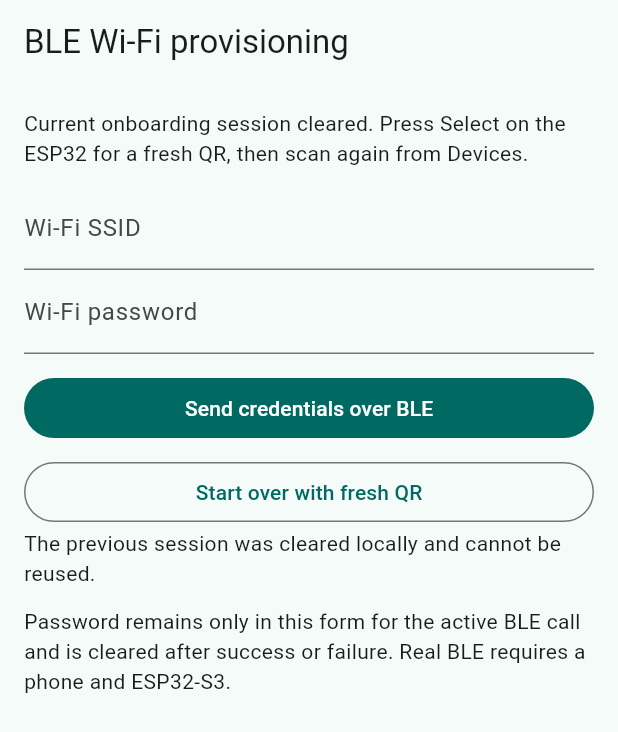
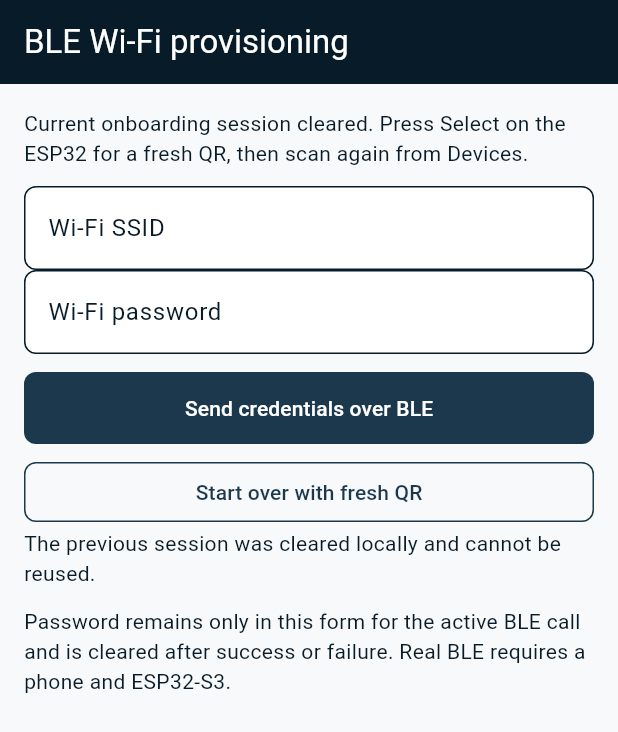
Before and after one commit to AlgaGuard/algaguard-mobile-app, a Flutter app: the BleProvisioningScreen screen opened directly with empty values, after a tap on "Send credentials over BLE", after a tap on "Start over with fresh QR", on a phone screen of 412 x 824 dp. Shown: the top 732 px of the screen. Run offline on Flutter 3.47's test engine with Material 3 defaults, Android fonts, the phone set to English and light mode, and no system bars; our stand-ins replace dio, firebase_core, firebase_messaging, flutter_blue_plus, flutter_riverpod, flutter_secure_storage; missing offline and left inert: flutter_appauth, mobile_scanner; accounts and stored records are empty; statements that could not run were skipped.

Commit message:
feat: redesign mobile app with the navy/green design system
Adds lib/src/theme.dart with explicit light/dark ColorSchemes and
component themes (AppBar, Card, Chip, buttons, inputs) built from the
same tokens as the web dashboard's redesign, wired into MaterialApp
via theme/darkTheme/themeMode: ThemeMode.system so every existing
screen picks it up through its stock Material widgets with no
per-screen changes. Verified by rendering themed sample screens
through flutter test's golden-file capture in both modes before
cleanup, and confirmed no other file hardcodes a color that would
bypass the theme.

The splash screen now pins itself to the light theme regardless of
system setting: its wordmark asset is dark ink on transparent and
was going unreadable on a dark background, the same bug just fixed
on the web login page.

Co-Authored-By: Claude Sonnet 5 <noreply@anthropic.com>

```diff
--- /dev/null
+++ b/lib/src/theme.dart
@@ -0,0 +1,120 @@
+import 'package:flutter/material.dart';
+
+/// Design tokens shared with the web dashboard: a navy/green palette
+/// derived from the AlgaGuard shield logo, "clean & clinical" tone.
+abstract final class AlgaGuardColors {
+  static const navy50 = Color(0xffeff4f8);
+  static const navy100 = Color(0xffdce6ee);
+  static const navy200 = Color(0xffb7ccdc);
+  static const navy300 = Color(0xff8caec6);
+  static const navy400 = Color(0xff5d87a3);
+  static const navy700 = Color(0xff1b384d);
+  static const navy800 = Color(0xff10283a);
+  static const navy900 = Color(0xff081b28);
+  static const green300 = Color(0xff93be6c);
+  static const green500 = Color(0xff55882f);
+  static const gray50 = Color(0xfff7f9fa);
+  static const gray200 = Color(0xffdee5e9);
+  static const gray300 = Color(0xffc3ced4);
+  static const gray600 = Color(0xff54636c);
+  static const statusCritical = Color(0xffd03b3b);
+  static const statusWarning = Color(0xfffab219);
+  static const statusGood = Color(0xff0ca30c);
+}
+
+abstract final class AppTheme {
+  static ThemeData get light => _build(
+    ColorScheme(
+      brightness: Brightness.light,
+      primary: AlgaGuardColors.navy700,
+      onPrimary: Colors.white,
+      secondary: AlgaGuardColors.green500,
+      onSecondary: Colors.white,
+      surface: Colors.white,
+      onSurface: AlgaGuardColors.navy900,
+      surfaceContainerHighest: AlgaGuardColors.gray50,
+      error: AlgaGuardColors.statusCritical,
+      onError: Colors.white,
+      outline: AlgaGuardColors.gray300,
+    ),
+    scaffoldBackground: AlgaGuardColors.gray50,
+  );
+
+  static ThemeData get dark => _build(
+    ColorScheme(
+      brightness: Brightness.dark,
+      primary: AlgaGuardColors.navy300,
+      onPrimary: AlgaGuardColors.navy900,
+      secondary: AlgaGuardColors.green300,
+      onSecondary: AlgaGuardColors.navy900,
+      surface: const Color(0xff131b22),
+      onSurface: Colors.white,
+      surfaceContainerHighest: const Color(0xff182029),
+      error: AlgaGuardColors.statusCritical,
+      onError: Colors.white,
+      outline: const Color(0x33ffffff),
+    ),
+    scaffoldBackground: const Color(0xff0b1116),
+  );
+
+  static ThemeData _build(
+    ColorScheme scheme, {
+    required Color scaffoldBackground,
+  }) {
+    final radius = BorderRadius.circular(12);
+    return ThemeData(
+      useMaterial3: true,
+      colorScheme: scheme,
+      scaffoldBackgroundColor: scaffoldBackground,
+      appBarTheme: AppBarTheme(
+        backgroundColor: AlgaGuardColors.navy900,
+        foregroundColor: Colors.white,
+        elevation: 0,
+      ),
+      cardTheme: CardThemeData(
+        color: scheme.surface,
+        elevation: 0,
+        shape: RoundedRectangleBorder(
+          borderRadius: radius,
+          side: BorderSide(color: scheme.outline),
+        ),
+      ),
+      chipTheme: ChipThemeData(
+        backgroundColor: scheme.surfaceContainerHighest,
+        labelStyle: TextStyle(color: scheme.onSurface),
+        side: BorderSide(color: scheme.outline),
+      ),
+      filledButtonTheme: FilledButtonThemeData(
+        style: FilledButton.styleFrom(
+          backgroundColor: scheme.primary,
+          foregroundColor: scheme.onPrimary,
+          shape: RoundedRectangleBorder(borderRadius: BorderRadius.circular(8)),
+          padding: const EdgeInsets.symmetric(horizontal: 20, vertical: 14),
+        ),
+      ),
+      outlinedButtonTheme: OutlinedButtonThemeData(
+        style: OutlinedButton.styleFrom(
+          foregroundColor: scheme.primary,
+          side: BorderSide(color: scheme.primary),
+          shape: RoundedRectangleBorder(borderRadius: BorderRadius.circular(8)),
+        ),
+      ),
+      textButtonTheme: TextButtonThemeData(
+        style: TextButton.styleFrom(foregroundColor: scheme.primary),
+      ),
+      inputDecorationTheme: InputDecorationTheme(
+        filled: true,
+        fillColor: scheme.surface,
+        border: OutlineInputBorder(
+          borderRadius: BorderRadius.circular(8),
+          borderSide: BorderSide(color: scheme.outline),
+        ),
+        focusedBorder: OutlineInputBorder(
+          borderRadius: BorderRadius.circular(8),
+          borderSide: BorderSide(color: scheme.primary, width: 2),
+        ),
+      ),
+      listTileTheme: ListTileThemeData(iconColor: scheme.primary),
+    );
+  }
+}
```
Also changed, not shown: lib/main.dart (+11 -5 lines).
